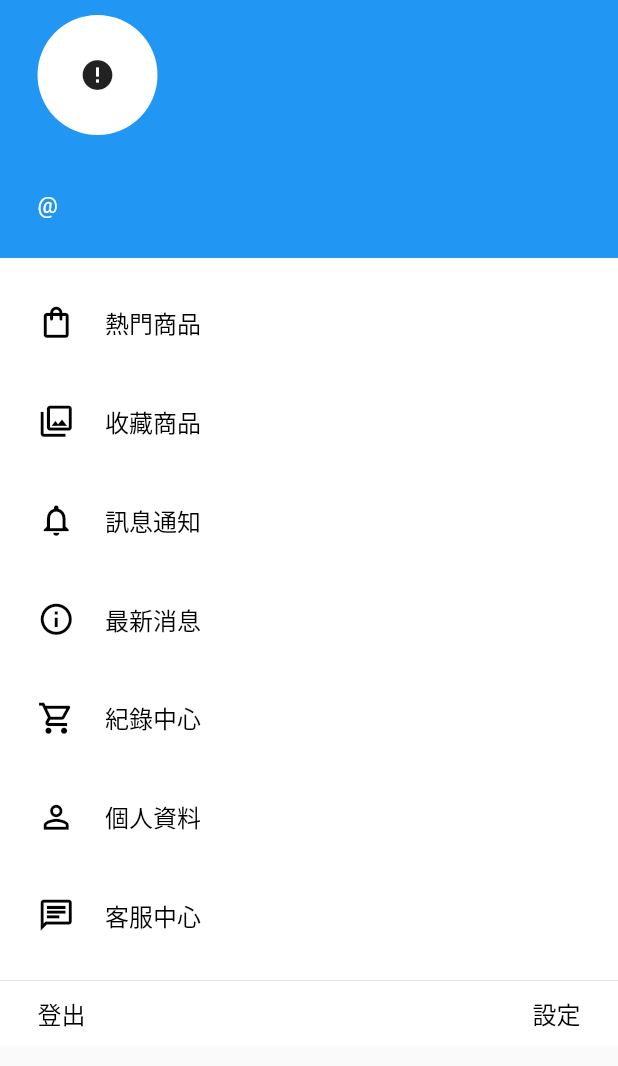
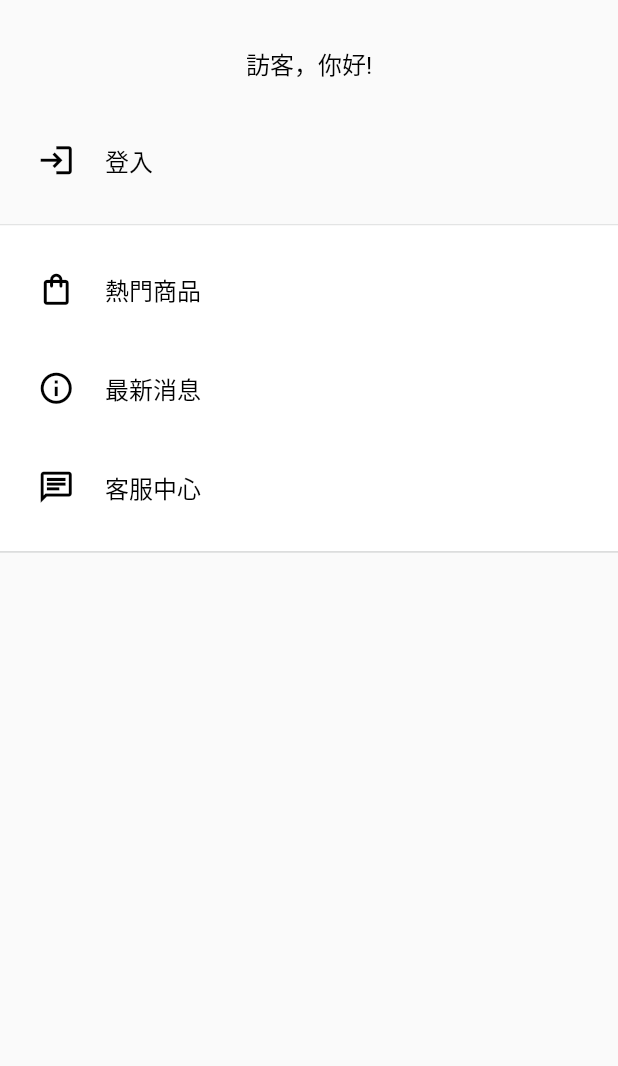
Before and after one commit to CPMoviePHil/e_shopping, a Flutter app: the LeftList widget shown alone on an empty page, opened directly, on a phone screen of 412 x 824 dp. Shown: the top 1066 px of the screen. Run offline on Flutter 3.47's test engine with Material 2 defaults, Android fonts, the phone set to English and light mode, and no system bars; drawn by our look-alikes of cached_network_image; our stand-ins replace carousel_slider, firebase_core, firebase_messaging, flutter_local_notifications, logger, shared_preferences; accounts and stored records are empty; network calls fail.

Commit message:
調整訪客機制

```diff
--- a/lib/configs/constants.dart
+++ b/lib/configs/constants.dart
@@ -11,4 +11,11 @@ const List<LeftBarItem> leftBarItems = [
   const LeftBarItem(icon: Icons.chat_outlined, leftBarItemsName: "客服中心", routes: '',),
 ];
 
+const List<LeftBarItem> visitorLeftBarItems = [
+  const LeftBarItem(icon: Icons.shopping_bag_outlined, leftBarItemsName: "熱門商品", routes: '',),
+  const LeftBarItem(icon: Icons.info_outline, leftBarItemsName: "最新消息", routes: '',),
+  const LeftBarItem(icon: Icons.chat_outlined, leftBarItemsName: "客服中心", routes: '',),
+];
+
+const LeftBarItem loginLeftBarItem = const LeftBarItem(icon: Icons.login, leftBarItemsName: "登入", routes: '',);
 enum ViewStatus { user, visitor, }
--- a/lib/screens/left_list.dart
+++ b/lib/screens/left_list.dart
@@ -1,11 +1,13 @@
 import 'package:e_shopping/configs/constants.dart';
 import 'package:e_shopping/providers/config_notifier.dart';
+import 'package:e_shopping/providers/login_notifier.dart';
 import 'package:e_shopping/utils/app_libs.dart';
 import 'package:e_shopping/utils/widgets_helper.dart';
 import 'package:flutter/cupertino.dart';
 import 'package:flutter/material.dart';
 import 'package:provider/provider.dart';
 
+import 'login.dart';
 import 'models.dart';
 
 class LeftList extends StatelessWidget {
@@ -106,18 +108,60 @@ class LeftList extends StatelessWidget {
   Widget build(BuildContext context) {
     List<Widget> barLists = <Widget>[];
     Widget listViewSpace = const SizedBox(height: 10,);
-    barLists.add(listViewSpace);
-    barLists.addAll(leftBarItems.map((e) => leftBarItemWidget(
-      context: context, item: e,
-    )).toList(),);
-    barLists.add(listViewSpace);
     return SingleChildScrollView(
       child: Column(
         children: <Widget>[
+          Consumer<ConfigNotifier>(
+            builder: (context, config, _,) {
+              if (config.currentStatus == ViewStatus.visitor) {
+                return Container(
+                  padding: const EdgeInsets.symmetric(vertical: 10,),
+                  decoration: BoxDecoration(
+                    border: Border(
+                      bottom: AppLibScreen.appBorder(),
+                    ),
+                  ),
+                  child: Column(
+                    children: [
                       Container(
+                        padding: const EdgeInsets.symmetric(horizontal: 25, vertical: 20,),
+                        child: AppLibScreen.appText(text: "訪客，你好!"),
+                      ),
+                      GestureDetector(
+                        onTap: () => Navigator.push(
+                          context,
+                          MaterialPageRoute(
+                            builder: (context) => ChangeNotifierProvider(
+                              create: (context) => LoginNotifier(),
+                              child: Login(),
+                            ),
+                          ),
+                        ),
+                        child: leftBarItemWidget(
+                          context: context,
+                          item: loginLeftBarItem,
+                        ),
+                      ),
+                    ],
+                  ),
+                );
+              } else {
+                return Container();
+              }
+            },
+          ),
+          Consumer<ConfigNotifier>(
+            builder: (context, config, _,) {
+              if (config.currentStatus == ViewStatus.visitor) {
+                return Container();
+              } else {
+                return Container(
                   color: Theme.of(context).accentColor,
                   padding: const EdgeInsets.symmetric(horizontal: 25, vertical: 10,),
                   child: personalProfile(),
+                );
+              }
+            },
           ),
           Container(
             decoration: BoxDecoration(
@@ -126,13 +170,37 @@ class LeftList extends StatelessWidget {
                 bottom: AppLibScreen.appBorder(),
               ),
             ),
-            child: ListView(
+            child: Consumer<ConfigNotifier>(
+              builder: (context, config, _,) {
+                if (config.currentStatus == ViewStatus.visitor) {
+                  barLists.add(listViewSpace);
+                  barLists.addAll(visitorLeftBarItems.map((e) => leftBarItemWidget(
+                    context: context, item: e,
+                  )).toList(),);
+                  barLists.add(listViewSpace);
+                } else {
+                  barLists.add(listViewSpace);
+                  barLists.addAll(leftBarItems.map((e) => leftBarItemWidget(
+                    context: context, item: e,
+                  )).toList(),);
+                  barLists.add(listViewSpace);
+                }
+                return ListView(
                   scrollDirection: Axis.vertical,
                   shrinkWrap: true,
                   children: barLists,
+                );
+              },
             ),
           ),
-          Container(
+          Consumer<ConfigNotifier>(
+            builder: (context, config, _,) {
+              if (config.currentStatus == ViewStatus.visitor) {
+                return Container(
+                  color: Colors.white,
+                );
+              } else {
+                return Container(
                   color: Colors.white,
                   alignment: Alignment.centerLeft,
                   padding: const EdgeInsets.symmetric(horizontal: 25, vertical: 10,),
@@ -156,6 +224,7 @@ class LeftList extends StatelessWidget {
                                   content: Text( logout? "已成功登出!" : "登出失敗",),
                                 ),
                               );
+                            Navigator.of(context).pop();
                           }
                         },
                         child: AppLibScreen.appText(
@@ -170,6 +239,9 @@ class LeftList extends StatelessWidget {
                       ),
                     ],
                   ),
+                );
+              }
+            },
           ),
         ],
       ),
--- a/lib/screens/loading.dart
+++ b/lib/screens/loading.dart
@@ -1,3 +1,5 @@
+import 'package:e_shopping/main.dart';
+import 'package:e_shopping/providers/config_notifier.dart';
 import 'package:e_shopping/providers/loading_notifier.dart';
 import 'package:e_shopping/providers/loading_server_data_notifier.dart';
 import 'package:e_shopping/providers/login_notifier.dart';
@@ -25,8 +27,8 @@ class Loading extends StatelessWidget {
             );
           } else {
             return ChangeNotifierProvider(
-              create: (context) => LoginNotifier(),
-              child: Login(),
+              create: (context) => ConfigNotifier()..setVisitor(),
+              child: HomeScreen(),
             );
           }
         }
```
Also changed, not shown: lib/main.dart (+8 -27 lines), lib/screens/login.dart (+0 -16 lines). Lines whose indentation alone changed are shown as unchanged.
